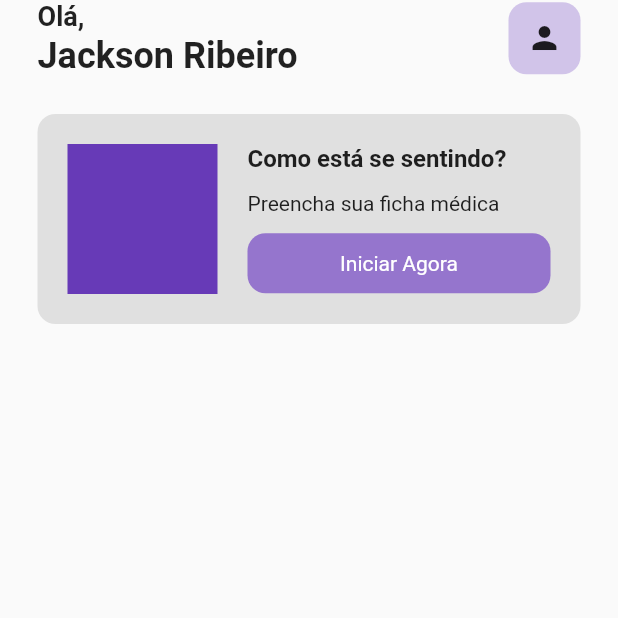
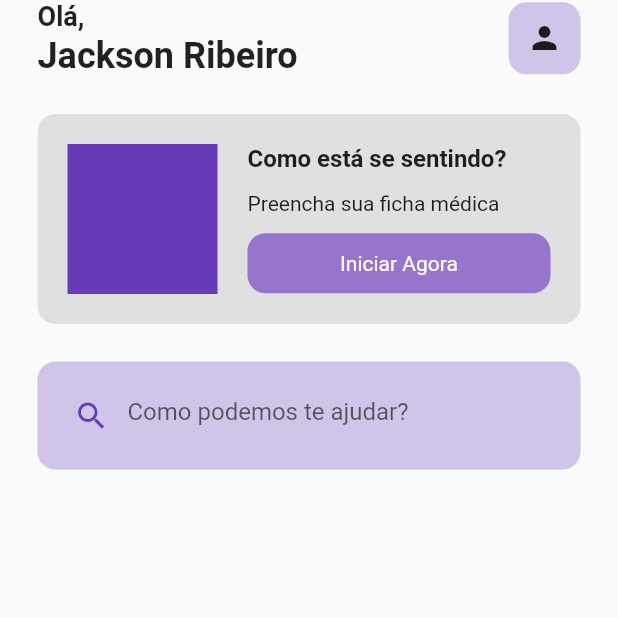
Before and after one commit to jackson-ribeiro/minha_consulta, a Flutter app: the HomePage screen opened directly, on a phone screen of 412 x 824 dp, the top half of it. Run offline on Flutter 3.47's test engine with Material 2 defaults, Android fonts, the phone set to English and light mode, and no system bars; our stand-ins replace google_fonts.

Commit message:
barra de busca

```diff
--- a/lib/pages/home_page.dart
+++ b/lib/pages/home_page.dart
@@ -124,6 +124,25 @@ class _HomePageState extends State<HomePage> {
             ),
             SizedBox(height: 25),
             //search bar
+            Padding(
+              padding: const EdgeInsets.symmetric(horizontal: 25.0),
+              child: Container(
+                padding: EdgeInsets.all(12),
+                decoration: BoxDecoration(
+                  color: Colors.deepPurple[100],
+                  borderRadius: BorderRadius.circular(12),
+                ),
+                child: TextField(
+                  decoration: InputDecoration(
+                    prefixIcon: Icon(Icons.search, color: Colors.deepPurple),
+                    border: InputBorder.none,
+                    hintText: 'Como podemos te ajudar?',
+                  ),
+                ),
+              ),
+            ),
+
+            SizedBox(height: 25),
 
             //listview -> categorias: cirurgião, clínico, etc..
 
```
